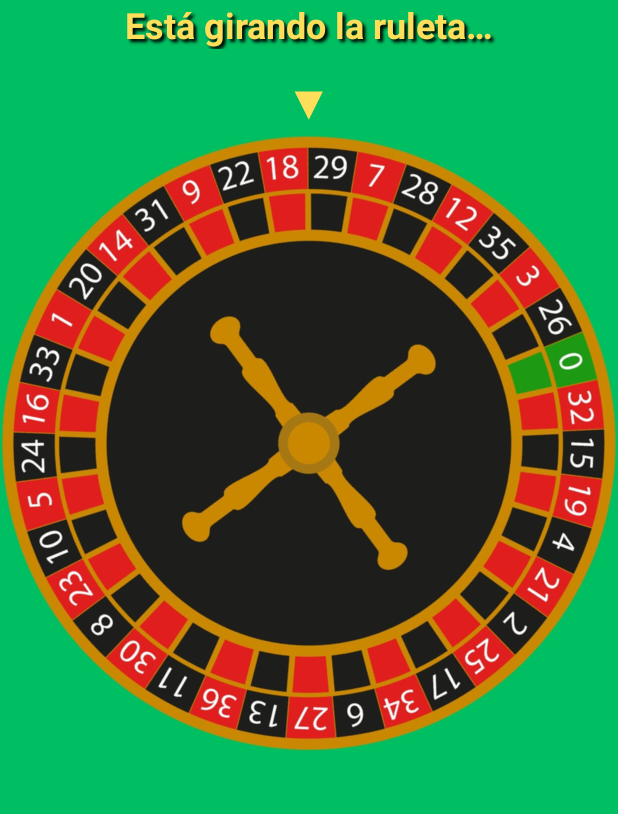
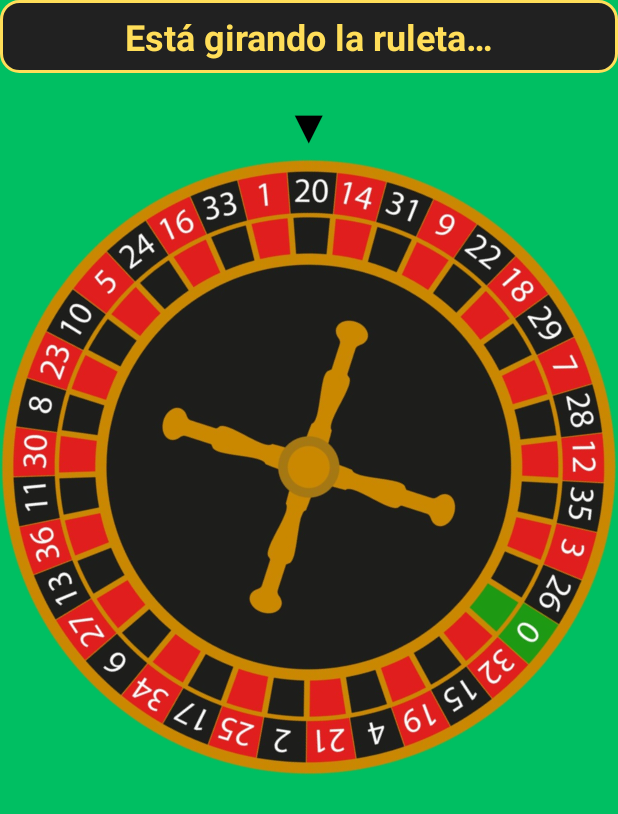
Before and after one commit to tanonibrenda/CasinoLudo, an Android app: the GiroRuletaActivity screen opened directly, with no data from a screen before it, on a phone screen of 412 x 824 dp. Shown: the top 814 px of the screen. Run offline under Robolectric (Android 15) with nearby library versions, the phone set to English and light mode, and no system bars.

Commit message:
Contrastes y tamanos segun WCAG 2.2, ruleta mas lenta

```diff
--- a/app/src/main/java/com/grupo1/casinoludo/GiroRuletaActivity.kt
+++ b/app/src/main/java/com/grupo1/casinoludo/GiroRuletaActivity.kt
@@ -52,8 +52,10 @@ class GiroRuletaActivity : AppCompatActivity() {
 
         val anguloFinal = 360f * 5 + anguloDelNumero(numeroGanador)
         val animacion = ObjectAnimator.ofFloat(binding.imgRuleta, "rotation", 0f, anguloFinal)
-        animacion.duration = 4000
-        animacion.interpolator = DecelerateInterpolator(2f)
+        // 6 segundos y frenado suave. Si el usuario desactivó las animaciones en su
+        // celular (Accesibilidad), Android la acorta solo y el juego sigue igual.
+        animacion.duration = 6000
+        animacion.interpolator = DecelerateInterpolator(1.5f)
         animacion.doOnEnd { consultarApi() }
         animacion.start()
     }
--- /dev/null
+++ b/app/src/main/res/drawable/bg_titulo.xml
@@ -0,0 +1,9 @@
+<?xml version="1.0" encoding="utf-8"?>
+<!-- Fondo oscuro detrás de los títulos amarillos.
+     Amarillo sobre el verde da contraste 1.84:1 (no cumple WCAG).
+     Amarillo sobre este negro da 12.15:1 (cumple AAA, que pide 7:1). -->
+<shape xmlns:android="http://schemas.android.com/apk/res/android" android:shape="rectangle">
+    <solid android:color="@color/negro_ruleta" />
+    <corners android:radius="12dp" />
+    <stroke android:width="2dp" android:color="@color/amarillo_ficha" />
+</shape>
--- a/app/src/main/res/layout/activity_giro_ruleta.xml
+++ b/app/src/main/res/layout/activity_giro_ruleta.xml
@@ -29,8 +29,9 @@
         android:layout_width="wrap_content"
         android:layout_height="wrap_content"
         android:layout_marginTop="12dp"
+        android:importantForAccessibility="no"
         android:text="▼"
-        android:textColor="@color/amarillo_ficha"
+        android:textColor="@color/black"
         android:textSize="32sp"
         app:layout_constraintEnd_toEndOf="parent"
         app:layout_constraintStart_toStartOf="parent"
@@ -54,6 +55,7 @@
         android:id="@+id/progreso"
         android:layout_width="wrap_content"
         android:layout_height="wrap_content"
+        android:indeterminateTint="@color/black"
         android:layout_marginTop="16dp"
         android:visibility="gone"
         app:layout_constraintBottom_toTopOf="@id/btnReintentar"
--- a/app/src/main/res/values-night/themes.xml
+++ b/app/src/main/res/values-night/themes.xml
@@ -1,8 +1,8 @@
 <resources xmlns:tools="http://schemas.android.com/tools">
     <!-- La mesa se ve igual en modo oscuro -->
     <style name="Base.Theme.CasinoLudo" parent="Theme.Material3.Light.NoActionBar">
-        <item name="colorPrimary">@color/amarillo_ficha</item>
-        <item name="colorOnPrimary">@color/black</item>
+        <item name="colorPrimary">@color/verde_cero</item>
+        <item name="colorOnPrimary">@color/white</item>
         <item name="colorSecondary">@color/verde_mesa</item>
         <item name="android:windowBackground">@color/verde_mesa</item>
     </style>
--- a/app/src/main/res/values/themes.xml
+++ b/app/src/main/res/values/themes.xml
@@ -1,23 +1,27 @@
 <resources xmlns:tools="http://schemas.android.com/tools">
     <style name="Base.Theme.CasinoLudo" parent="Theme.Material3.Light.NoActionBar">
-        <item name="colorPrimary">@color/amarillo_ficha</item>
-        <item name="colorOnPrimary">@color/black</item>
+        <!-- Verde oscuro para RadioButton marcado, foco, etc. (7.9:1 sobre blanco).
+             El amarillo sobre blanco daba 1.3:1 y no se veía cuál opción estaba marcada. -->
+        <item name="colorPrimary">@color/verde_cero</item>
+        <item name="colorOnPrimary">@color/white</item>
         <item name="colorSecondary">@color/verde_mesa</item>
         <item name="android:windowBackground">@color/verde_mesa</item>
     </style>
 
     <style name="Theme.CasinoLudo" parent="Base.Theme.CasinoLudo" />
 
-    <!-- Títulos amarillos con borde negro, como en la propuesta -->
+    <!-- Títulos amarillos sobre un recuadro oscuro, así se leen bien sobre el verde -->
     <style name="TextoTitulo">
         <item name="android:textColor">@color/amarillo_ficha</item>
-        <item name="android:textSize">30sp</item>
+        <item name="android:textSize">28sp</item>
         <item name="android:textStyle">bold</item>
         <item name="android:gravity">center</item>
-        <item name="android:shadowColor">@color/black</item>
-        <item name="android:shadowDx">3</item>
-        <item name="android:shadowDy">3</item>
-        <item name="android:shadowRadius">2</item>
+        <item name="android:background">@drawable/bg_titulo</item>
+        <item name="android:paddingStart">16dp</item>
+        <item name="android:paddingEnd">16dp</item>
+        <item name="android:paddingTop">8dp</item>
+        <item name="android:paddingBottom">8dp</item>
+        <item name="android:lineSpacingExtra">4dp</item>
     </style>
 
     <style name="TextoSubtitulo" parent="TextoTitulo">
@@ -39,6 +43,9 @@
     <!-- Botón secundario (Salir, Borrar) -->
     <style name="BotonSecundario" parent="Widget.Material3.Button.OutlinedButton">
         <item name="android:textColor">@color/black</item>
+        <item name="android:textSize">16sp</item>
+        <item name="android:minHeight">48dp</item>
+        <item name="android:minWidth">88dp</item>
         <item name="strokeColor">@color/black</item>
         <item name="backgroundTint">@color/white</item>
     </style>
```
Also changed, not shown: app/src/main/res/layout/activity_resultado.xml (+5 -2 lines), app/src/main/res/values/colors.xml (+7 -3 lines).
